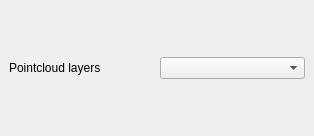
Before: the Qt Designer form src/gui/ui/select.ui in pblottiere/PCProfile, drawn with Qt 5.
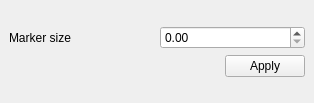
After: the same form once the commit is applied.

Commit message: Enable maptool according to current layer

```diff
--- a/src/gui/ui/select.ui
+++ b/src/gui/ui/select.ui
@@ -7,7 +7,7 @@
     <x>0</x>
     <y>0</y>
     <width>314</width>
-    <height>136</height>
+    <height>103</height>
    </rect>
   </property>
   <property name="windowTitle">
@@ -15,19 +15,49 @@
   </property>
   <widget class="QWidget" name="dockWidgetContents">
    <layout class="QVBoxLayout" name="verticalLayout_2">
+    <property name="topMargin">
+     <number>9</number>
+    </property>
     <item>
-     <layout class="QVBoxLayout" name="verticalLayout">
+     <layout class="QVBoxLayout" name="verticalLayout" stretch="1,0">
+      <property name="bottomMargin">
+       <number>0</number>
+      </property>
       <item>
        <layout class="QHBoxLayout" name="horizontalLayout">
         <item>
          <widget class="QLabel" name="label">
           <property name="text">
-           <string>Pointcloud layers</string>
+           <string>Marker size</string>
           </property>
          </widget>
         </item>
         <item>
-         <widget class="QComboBox" name="comboBox"/>
+         <widget class="QDoubleSpinBox" name="size"/>
+        </item>
+       </layout>
+      </item>
+      <item>
+       <layout class="QHBoxLayout" name="horizontalLayout_2">
+        <item>
+         <spacer name="horizontalSpacer">
+          <property name="orientation">
+           <enum>Qt::Horizontal</enum>
+          </property>
+          <property name="sizeHint" stdset="0">
+           <size>
+            <width>40</width>
+            <height>20</height>
+           </size>
+          </property>
+         </spacer>
+        </item>
+        <item>
+         <widget class="QPushButton" name="apply">
+          <property name="text">
+           <string>Apply</string>
+          </property>
+         </widget>
         </item>
        </layout>
       </item>
```
The commit also changes 3 other files.
